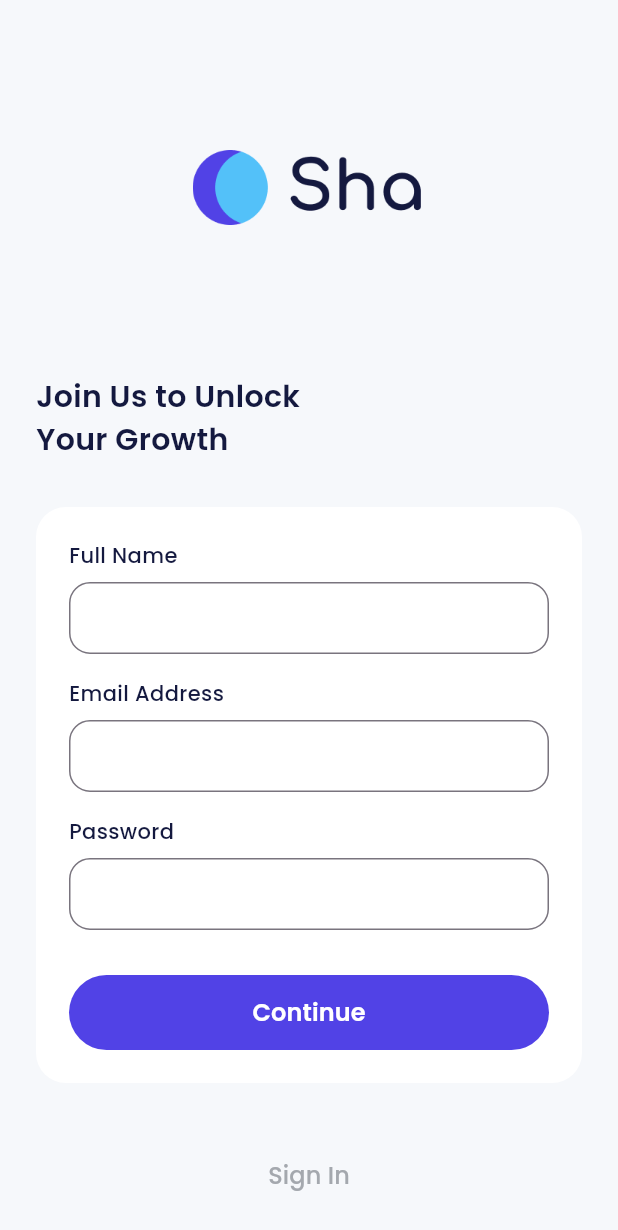
After one commit to shandikadav/bank_sha, a Flutter app: the SignUpPage screen opened by its route, on a phone screen of 412 x 824 dp. The commit adds this screen. Shown: the top 1230 px of the screen. Run offline on Flutter 3.47's test engine with Material 3 defaults, Android fonts, the phone set to English and light mode, and no system bars; our stand-ins replace carousel_slider, google_fonts.

Commit message:
adding sign up page

```diff
--- a/lib/main.dart
+++ b/lib/main.dart
@@ -1,5 +1,6 @@
 import 'package:bank_sha/ui/pages/onboarding_page.dart';
 import 'package:bank_sha/ui/pages/sign_in_page.dart';
+import 'package:bank_sha/ui/pages/sign_up_page.dart';
 import 'package:bank_sha/ui/pages/splash_pages.dart';
 import 'package:flutter/material.dart';
 
@@ -16,6 +17,7 @@ class MyApp extends StatelessWidget {
         '/': (context) => const SplashPage(),
         '/onboarding': (context) => const OnboardingPage(),
         '/sign-in': (context) => const SignInPage(),
+        '/sign-up': (context) => const SignUpPage(),
       },
     );
   }
--- a/lib/ui/pages/onboarding_page.dart
+++ b/lib/ui/pages/onboarding_page.dart
@@ -105,7 +105,9 @@ class _OnboardingPageState extends State<OnboardingPage> {
                           children: [
                             CustomFilledButton(
                               title: 'Get Started',
-                              onPressed: () {},
+                              onPressed: () {
+                                Navigator.pushNamed(context, '/sign-up');
+                              },
                             ),
                             const SizedBox(
                               height: 20,
--- /dev/null
+++ b/lib/ui/pages/sign_up_page.dart
@@ -0,0 +1,95 @@
+import 'package:bank_sha/shared/theme/theme.dart';
+import 'package:bank_sha/ui/widgets/buttons.dart';
+import 'package:bank_sha/ui/widgets/forms.dart';
+import 'package:flutter/material.dart';
+
+class SignUpPage extends StatelessWidget {
+  const SignUpPage({super.key});
+
+  @override
+  Widget build(BuildContext context) {
+    return Scaffold(
+      backgroundColor: lightBackgroundColor,
+      body: ListView(
+        padding: const EdgeInsets.symmetric(
+          horizontal: 24,
+        ),
+        children: [
+          Container(
+            width: 155,
+            height: 50,
+            margin: const EdgeInsets.only(
+              top: 100,
+              bottom: 100,
+            ),
+            decoration: const BoxDecoration(
+              image: DecorationImage(
+                image: AssetImage(
+                  'assets/img_logo_light.png',
+                ),
+              ),
+            ),
+          ),
+          Text(
+            'Join Us to Unlock\nYour Growth',
+            style: blackTextStyle.copyWith(
+              fontSize: 20,
+              fontWeight: semiBold,
+            ),
+          ),
+          const SizedBox(
+            height: 30,
+          ),
+          Container(
+            padding: const EdgeInsets.all(22),
+            decoration: BoxDecoration(
+              borderRadius: BorderRadius.circular(20),
+              color: whiteColor,
+            ),
+            child: Column(
+              crossAxisAlignment: CrossAxisAlignment.start,
+              children: [
+                // NOTE: NAME INPUT
+                const CustomFormField(
+                  title: 'Full Name',
+                ),
+                const SizedBox(
+                  height: 16,
+                ),
+                // NOTE: EMAIL INPUT
+                const CustomFormField(
+                  title: 'Email Address',
+                ),
+                const SizedBox(
+                  height: 16,
+                ),
+                //NOTE: PASSWORD INPUT
+                const CustomFormField(
+                  title: 'Password',
+                  obscureText: true,
+                ),
+
+                const SizedBox(
+                  height: 30,
+                ),
+                CustomFilledButton(
+                  title: 'Continue',
+                  onPressed: () {},
+                )
+              ],
+            ),
+          ),
+          const SizedBox(
+            height: 50,
+          ),
+          CustomTextButton(
+            title: 'Sign In',
+            onPressed: () {
+              Navigator.pushNamed(context, '/sign-in');
+            },
+          ),
+        ],
+      ),
+    );
+  }
+}
--- a/lib/ui/widgets/buttons.dart
+++ b/lib/ui/widgets/buttons.dart
@@ -59,7 +59,7 @@ class CustomTextButton extends StatelessWidget {
       width: width,
       height: height,
       child: TextButton(
-        onPressed: () {},
+        onPressed: onPressed,
         style: TextButton.styleFrom(
           padding: EdgeInsets.zero,
         ),
```
